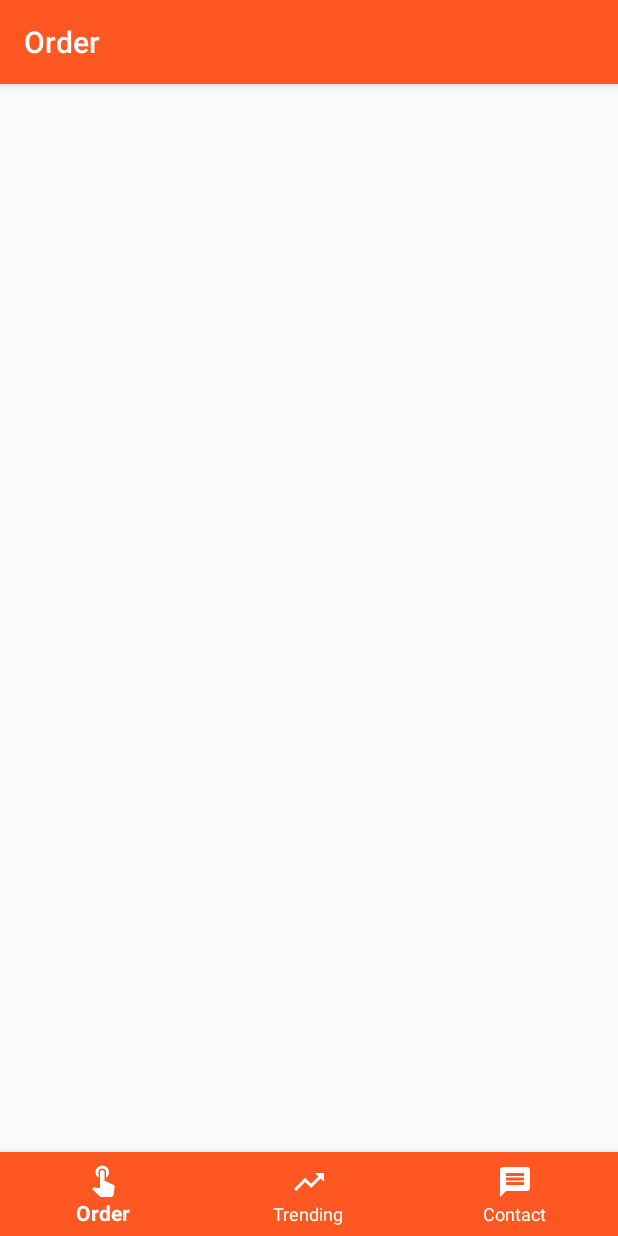
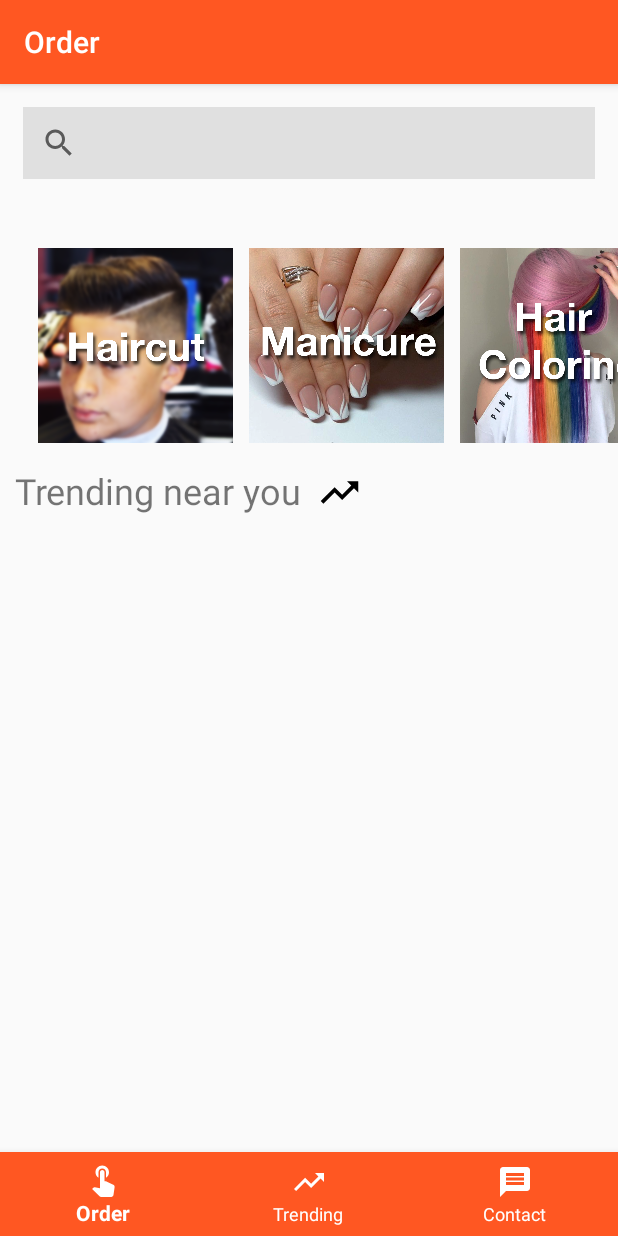
Before and after one commit to goforbg/Kutnow, an Android app: the screen it shows after launch (MainActivity), on a phone screen of 412 x 824 dp. Run offline under Robolectric (Android 15) with nearby library versions, the phone set to English and light mode, and no system bars.

Commit message:
Added imageviews

```diff
--- a/app/src/main/java/com/androar/kutnow/MainActivity.java
+++ b/app/src/main/java/com/androar/kutnow/MainActivity.java
@@ -4,6 +4,7 @@ import androidx.annotation.NonNull;
 import androidx.appcompat.app.ActionBar;
 import androidx.appcompat.app.AppCompatActivity;
 import androidx.fragment.app.Fragment;
+import androidx.fragment.app.FragmentTransaction;
 
 import android.os.Bundle;
 import android.view.MenuItem;
@@ -26,6 +27,7 @@ public class MainActivity extends AppCompatActivity {
         navigation.setOnNavigationItemSelectedListener(mOnNavigationItemSelectedListener);
 
         toolbar.setTitle("Order");
+        loadFragment(new Order());
     }
 
     private BottomNavigationView.OnNavigationItemSelectedListener mOnNavigationItemSelectedListener
@@ -37,15 +39,29 @@ public class MainActivity extends AppCompatActivity {
             switch (item.getItemId()) {
                 case R.id.nav_order:
                     toolbar.setTitle("Order");
+                    fragment = new Order();
+                    loadFragment(fragment);
                     return true;
                 case R.id.nav_trending:
                     toolbar.setTitle("Trending");
+                    fragment = new Trending();
+                    loadFragment(fragment);
                     return true;
                 case R.id.nav_contact:
                     toolbar.setTitle("Contact");
+                    fragment = new Contact();
+                    loadFragment(fragment);
                     return true;
             }
             return false;
         }
     };
+
+    private void loadFragment(Fragment fragment) {
+        // load fragment
+        FragmentTransaction transaction = getSupportFragmentManager().beginTransaction();
+        transaction.replace(R.id.frame_container, fragment);
+        transaction.addToBackStack(null);
+        transaction.commit();
+    }
 }
--- /dev/null
+++ b/app/src/main/res/drawable/bg_white_rounded.xml
@@ -0,0 +1,11 @@
+<?xml version="1.0" encoding="utf-8"?>
+<selector xmlns:android="http://schemas.android.com/apk/res/android">
+    <shape xmlns:android="http://schemas.android.com/apk/res/android">
+        <solid android:color="@color/colorPrimary"/>
+        <corners android:radius="8dp"/>
+        <padding android:left="8dp"
+            android:bottom="8dp"
+            android:right="8dp"
+            android:top="8dp"/>
+    </shape>
+</selector>
--- a/app/src/main/res/layout/activity_main.xml
+++ b/app/src/main/res/layout/activity_main.xml
@@ -6,6 +6,12 @@
     android:layout_height="match_parent"
     tools:context=".MainActivity">
 
+
+    <FrameLayout
+        android:id="@+id/frame_container"
+        android:layout_width="match_parent"
+        android:layout_height="match_parent"
+        app:layout_constraintBottom_toTopOf="@+id/navigation" />
 
     <com.google.android.material.bottomnavigation.BottomNavigationView
         android:id="@+id/navigation"
@@ -19,7 +25,7 @@
         app:itemBackground="@color/colorPrimary"
         app:itemIconTint="@android:color/white"
         app:itemTextColor="@android:color/white"
-        app:layout_constraintBottom_toBottomOf="parent"
+        app:layout_constraintBottom_toBottomOf="@id/frame_container"
         app:layout_constraintStart_toStartOf="parent"
         app:menu="@menu/bottom_nav" />
 
--- a/app/src/main/res/layout/fragment_contact.xml
+++ b/app/src/main/res/layout/fragment_contact.xml
@@ -3,12 +3,8 @@
     xmlns:tools="http://schemas.android.com/tools"
     android:layout_width="match_parent"
     android:layout_height="match_parent"
+    android:background="@color/colorPrimaryDark"
     tools:context=".Contact">
 
-    <!-- TODO: Update blank fragment layout -->
-    <TextView
-        android:layout_width="match_parent"
-        android:layout_height="match_parent"
-        android:text="@string/hello_blank_fragment" />
 
 </FrameLayout>
--- a/app/src/main/res/layout/fragment_order.xml
+++ b/app/src/main/res/layout/fragment_order.xml
@@ -1,14 +1,99 @@
 <?xml version="1.0" encoding="utf-8"?>
-<FrameLayout xmlns:android="http://schemas.android.com/apk/res/android"
+<LinearLayout xmlns:android="http://schemas.android.com/apk/res/android"
     xmlns:tools="http://schemas.android.com/tools"
     android:layout_width="match_parent"
     android:layout_height="match_parent"
+    xmlns:app="http://schemas.android.com/apk/res-auto"
+    android:orientation="vertical"
     tools:context=".Order">
 
-    <!-- TODO: Update blank fragment layout -->
-    <TextView
+    <SearchView
+        android:id="@+id/search"
         android:layout_width="match_parent"
-        android:layout_height="match_parent"
-        android:text="@string/hello_blank_fragment" />
+        android:layout_height="wrap_content"
+        android:layout_margin="15dp"
+        android:background="#E0E0E0"
+        android:queryHint="What are you looking for?" />
 
-</FrameLayout>
+    <LinearLayout
+        android:id="@+id/llServices"
+        android:layout_width="match_parent"
+        android:layout_height="wrap_content"
+        android:layout_marginTop="25dp">
+
+        <HorizontalScrollView
+            android:id="@+id/horizontalScrollView"
+            android:layout_width="match_parent"
+            android:layout_height="wrap_content"
+            android:paddingLeft="20dp">
+
+            <LinearLayout
+                android:layout_width="wrap_content"
+                android:layout_height="wrap_content"
+                android:orientation="horizontal">
+
+                <ImageView
+                    android:id="@+id/iv1"
+                    android:layout_width="130dp"
+                    android:layout_height="130dp"
+                    android:layout_margin="5dp"
+                    android:background="@drawable/haircut" />
+
+                <ImageView
+                    android:id="@+id/iv2"
+                    android:layout_width="130dp"
+                    android:layout_height="130dp"
+                    android:layout_margin="5dp"
+                    android:background="@drawable/manicure" />
+
+                <ImageView
+                    android:id="@+id/iv3"
+                    android:layout_width="130dp"
+                    android:layout_height="130dp"
+                    android:layout_margin="5dp"
+                    android:background="@drawable/coloring" />
+
+                <ImageView
+                    android:id="@+id/iv4"
+                    android:layout_width="130dp"
+                    android:layout_height="130dp"
+                    android:layout_margin="5dp"
+                    android:background="@drawable/pedicure" />
+
+                <ImageView
+                    android:id="@+id/iv5"
+                    android:layout_width="130dp"
+                    android:layout_height="130dp"
+                    android:layout_margin="5dp"
+                    android:background="@drawable/facial" />
+
+            </LinearLayout>
+
+        </HorizontalScrollView>
+    </LinearLayout>
+
+    <LinearLayout
+        android:id="@+id/llTrendingNearYou"
+        android:layout_width="match_parent"
+        android:layout_height="wrap_content"
+        android:layout_margin="10dp"
+        android:orientation="horizontal">
+
+        <TextView
+            android:id="@+id/tvNearYou"
+            android:layout_width="wrap_content"
+            android:layout_height="wrap_content"
+            android:text="Trending near you"
+            android:textSize="24sp" />
+
+        <ImageView
+            android:id="@+id/imageView"
+            android:layout_width="30dp"
+            android:layout_height="35dp"
+            android:layout_marginLeft="10dp"
+            android:src="@drawable/ic_trending" />
+
+    </LinearLayout>
+
+
+</LinearLayout>
--- a/app/src/main/res/layout/fragment_trending.xml
+++ b/app/src/main/res/layout/fragment_trending.xml
@@ -3,12 +3,8 @@
     xmlns:tools="http://schemas.android.com/tools"
     android:layout_width="match_parent"
     android:layout_height="match_parent"
-    tools:context=".Trending">
+    tools:context=".Trending"
+    android:background="@color/colorPrimary">
 
-    <!-- TODO: Update blank fragment layout -->
-    <TextView
-        android:layout_width="match_parent"
-        android:layout_height="match_parent"
-        android:text="@string/hello_blank_fragment" />
 
 </FrameLayout>
```
Also changed, not shown: app/src/main/res/drawable/coloring.png (added), app/src/main/res/drawable/facial.png (added), app/src/main/res/drawable/haircut.png (added), app/src/main/res/drawable/manicure.png (added), app/src/main/res/drawable/pedicure.png (added).
